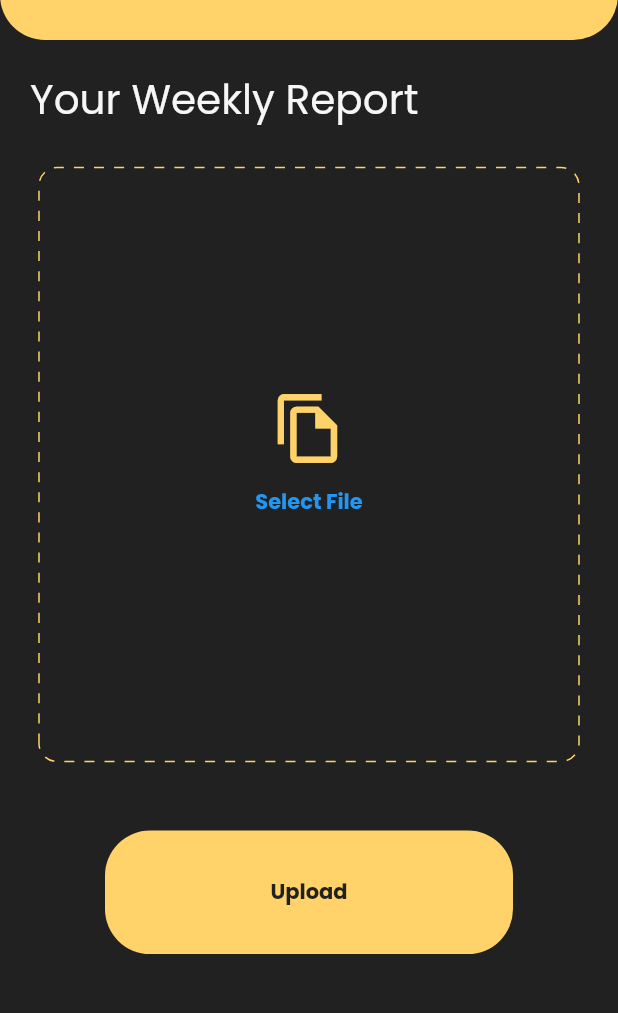
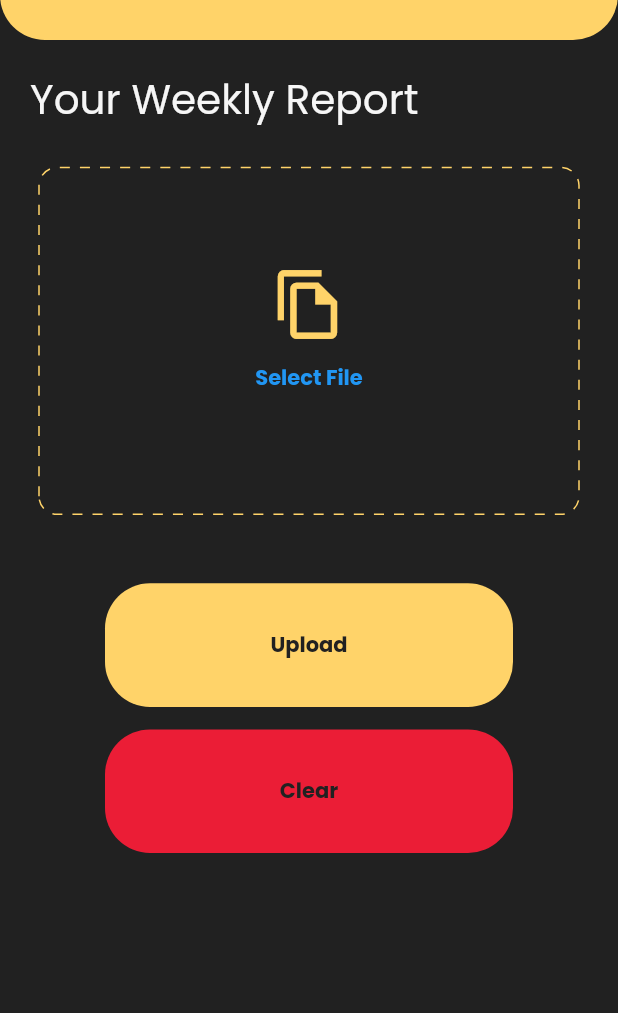
Before and after one commit to jesi318/serviz-old, a Flutter app: the UploadWeekForm screen opened by its route, on a phone screen of 412 x 824 dp, the part 95-1108 px from its top. Run offline on Flutter 3.47's test engine with Material 2 defaults, Android fonts, the phone set to English and light mode, and no system bars; drawn by our look-alikes of dotted_border, flutter_bounce; our stand-ins replace file_picker, firebase_core, get, google_fonts, percent_indicator; accounts and stored records are empty.

Commit message:
Added clear button to weekly report

```diff
--- a/lib/screens/week_form.dart
+++ b/lib/screens/week_form.dart
@@ -1,4 +1,5 @@
 import 'dart:io';
+import 'dart:math';
 
 import 'package:dotted_border/dotted_border.dart';
 import 'package:file_picker/file_picker.dart';
@@ -88,7 +89,7 @@ class _UploadWeekFormState extends State<UploadWeekForm> {
                             child: Container(
                                 child: dottedBorder(context),
                                 height:
-                                    MediaQuery.of(context).size.height * 0.5,
+                                    MediaQuery.of(context).size.height * 0.3,
                                 width: MediaQuery.of(context).size.width - 80,
                                 decoration: BoxDecoration(
                                     color: AppColors.black_background,
@@ -123,6 +124,41 @@ class _UploadWeekFormState extends State<UploadWeekForm> {
                         ),
                         duration: Duration(milliseconds: 110),
                         onPressed: () {}),
+                  ),
+                ),
+              ],
+            ),
+            SizedBox(
+              height: 15,
+            ),
+            Row(
+              crossAxisAlignment: CrossAxisAlignment.center,
+              children: [
+                Expanded(
+                  child: Padding(
+                    padding: const EdgeInsets.fromLTRB(70, 0, 70, 0),
+                    child: Bounce(
+                        child: Container(
+                          width: MediaQuery.of(context).size.width - 100,
+                          height: MediaQuery.of(context).size.height * 1 / 10,
+                          decoration: BoxDecoration(
+                              borderRadius: BorderRadius.circular(30),
+                              color: AppColors.red_text),
+                          child: Center(
+                            child: Text(
+                              'Clear',
+                              style: GoogleFonts.poppins(
+                                  color: AppColors.black_background,
+                                  fontWeight: FontWeight.bold),
+                            ),
+                          ),
+                        ),
+                        duration: Duration(milliseconds: 110),
+                        onPressed: () {
+                          setState(() {
+                            pickedFile = null;
+                          });
+                        }),
                   ),
                 ),
               ],
```
Also changed, not shown: pubspec.lock.
